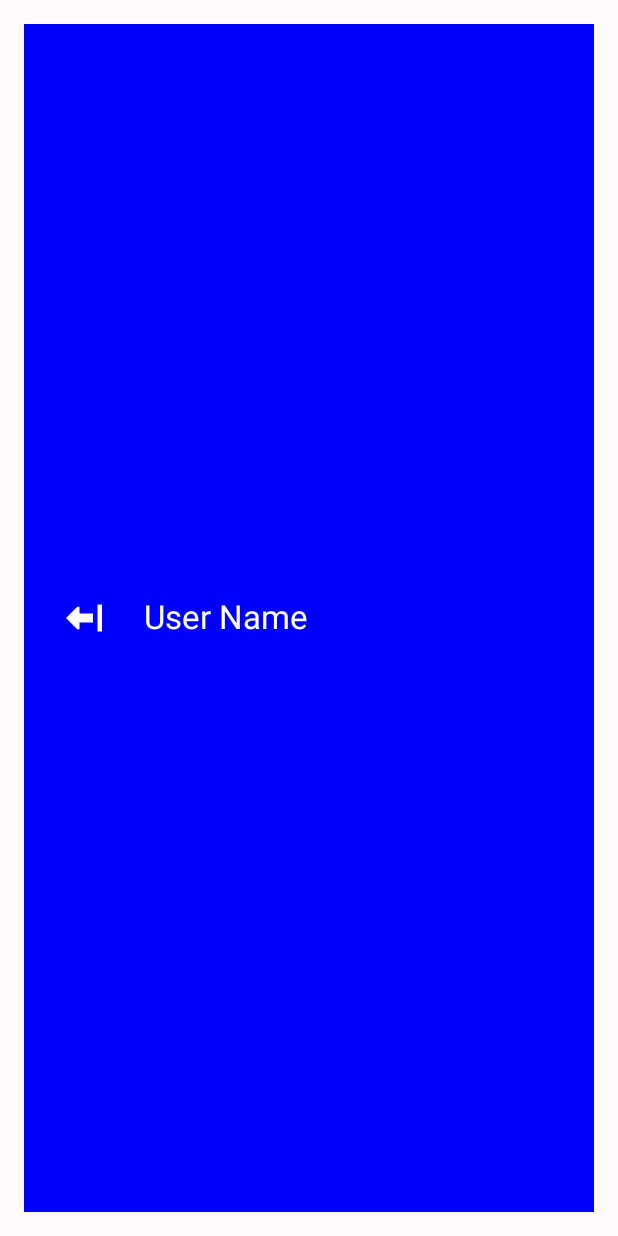
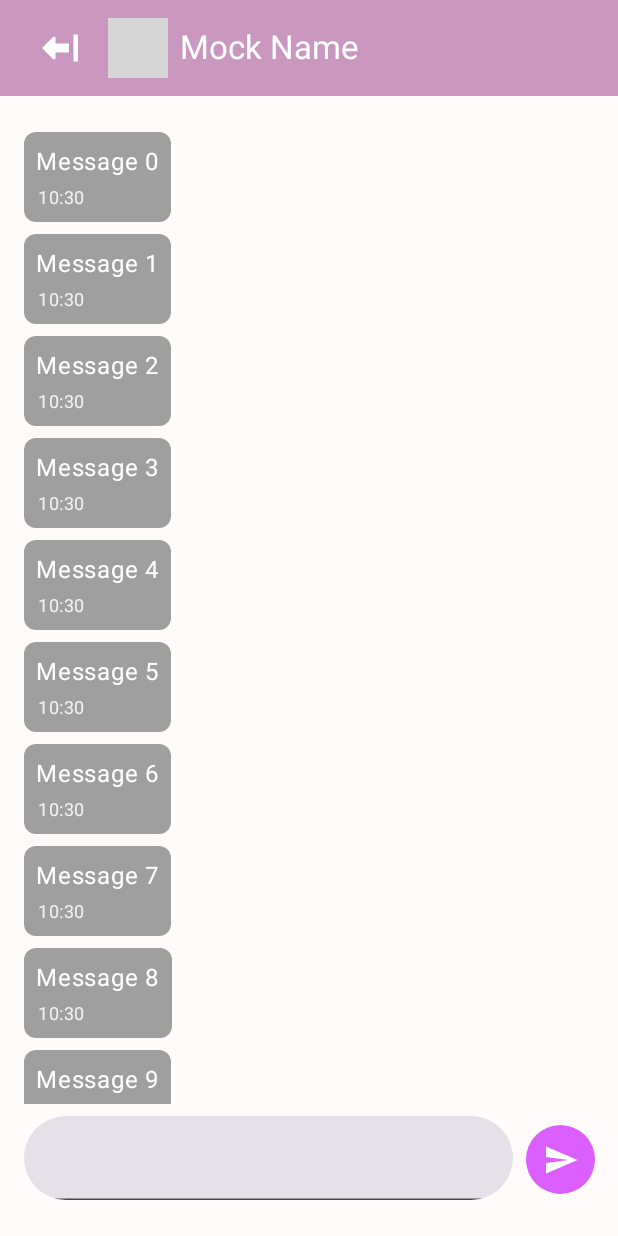
Before and after one commit to UniMatchApp/UniMatchApp, an Android app built with Jetpack Compose: the @Preview function PreviewChatDetailScreen, on a phone screen of 412 x 824 dp. Run offline under Robolectric (Android 15) with nearby library versions, the phone set to English and light mode, and no system bars; our stand-ins replace Room's generated code; pictures from the network do not load; grey boxes are pictures that could not be loaded.

Commit message:
MockProfileViewModel and chat topbar fix

```diff
--- a/app/build.gradle.kts
+++ b/app/build.gradle.kts
@@ -76,7 +76,7 @@ dependencies {
     implementation(libs.androidx.room.common)
     implementation(libs.volley)
     implementation(libs.protolite.well.known.types)
-
+    implementation("io.coil-kt:coil-compose:2.4.0")
     testImplementation(libs.junit)
     androidTestImplementation(libs.androidx.junit)
     androidTestImplementation(libs.androidx.espresso.core)
--- a/app/src/main/java/com/ulpgc/uniMatch/MainActivity.kt
+++ b/app/src/main/java/com/ulpgc/uniMatch/MainActivity.kt
@@ -15,11 +15,13 @@ import com.ulpgc.uniMatch.data.infrastructure.secure.SecureStorage
 import com.ulpgc.uniMatch.data.infrastructure.services.auth.ApiAuthService
 import com.ulpgc.uniMatch.data.infrastructure.services.auth.MockAuthService
 import com.ulpgc.uniMatch.data.infrastructure.services.chat.MockChatService
+import com.ulpgc.uniMatch.data.infrastructure.services.profile.MockProfileService
 import com.ulpgc.uniMatch.data.infrastructure.viewModels.AuthState
 import com.ulpgc.uniMatch.data.infrastructure.viewModels.AuthViewModel
 import com.ulpgc.uniMatch.data.infrastructure.viewModels.ChatViewModel
 import com.ulpgc.uniMatch.data.infrastructure.viewModels.ErrorState
 import com.ulpgc.uniMatch.data.infrastructure.viewModels.ErrorViewModel
+import com.ulpgc.uniMatch.data.infrastructure.viewModels.ProfileViewModel
 import com.ulpgc.uniMatch.ui.components.ErrorDialog
 import com.ulpgc.uniMatch.ui.screens.AuthScreen
 import com.ulpgc.uniMatch.ui.screens.CoreScreen
@@ -43,6 +45,8 @@ class MainActivity : ComponentActivity() {
         val authService = MockAuthService()
         val errorViewModel = ErrorViewModel()
         val authViewModel = AuthViewModel(authService, errorViewModel)
+        val profileService = MockProfileService()
+        val profileViewModel = ProfileViewModel(profileService, errorViewModel, authViewModel)
 
         val chatService = MockChatService()
         val chatViewModel = ChatViewModel(chatService, errorViewModel, authViewModel)
@@ -57,7 +61,7 @@ class MainActivity : ComponentActivity() {
 
                 // Decidir si mostrar AuthScreen o CoreScreen basado en el estado
                 when (authState) {
-                    is AuthState.Authenticated -> CoreScreen(authViewModel, chatViewModel)
+                    is AuthState.Authenticated -> CoreScreen(authViewModel, chatViewModel, profileViewModel)
                     is AuthState.Unauthenticated -> AuthScreen(authViewModel)
                 }
 
--- a/app/src/main/java/com/ulpgc/uniMatch/data/application/services/ChatService.kt
+++ b/app/src/main/java/com/ulpgc/uniMatch/data/application/services/ChatService.kt
@@ -2,9 +2,12 @@ package com.ulpgc.uniMatch.data.application.services
 
 import com.ulpgc.uniMatch.data.domain.models.ChatPreviewData
 import com.ulpgc.uniMatch.data.domain.models.Message
+import com.ulpgc.uniMatch.data.domain.models.Profile
 
 interface ChatService {
     suspend fun getChats(): Result<List<ChatPreviewData>>
 
     suspend fun getMessages(chatId: String): Result<List<Message>>
+
+    suspend fun getOtherUserByChatId(chatId: String): Result<Profile>
 }
--- a/app/src/main/java/com/ulpgc/uniMatch/data/application/services/ProfileService.kt
+++ b/app/src/main/java/com/ulpgc/uniMatch/data/application/services/ProfileService.kt
@@ -5,4 +5,5 @@ import com.ulpgc.uniMatch.data.domain.models.Profile
 interface ProfileService {
     suspend fun getProfile(userId: String): Result<Profile>
 
+
 }
--- a/app/src/main/java/com/ulpgc/uniMatch/data/infrastructure/mocks/ProfileMock.kt
+++ b/app/src/main/java/com/ulpgc/uniMatch/data/infrastructure/mocks/ProfileMock.kt
@@ -22,7 +22,7 @@ object ProfileMock {
             birthday = Date(),
             interests = listOf("mockInterest1", "mockInterest2"),
             wall = listOf("mockImage1", "mockImage2"),
-            preferredImage = "mockImage1",
+            preferredImage = "https://i.pinimg.com/736x/83/ca/48/83ca48f723206997ccc852915f3af4d2.jpg",
             maxDistance = 50,
             ageRange = 18 to 100,
             horoscope = Horoscope.ARIES,
@@ -40,4 +40,8 @@ object ProfileMock {
             fact = "Mock Fact"
         )
     }
+
+    fun getUserProfileByChatId(chatId: String): Profile {
+        return createMockProfile()
+    }
 }
--- a/app/src/main/java/com/ulpgc/uniMatch/data/infrastructure/services/chat/ApiChatService.kt
+++ b/app/src/main/java/com/ulpgc/uniMatch/data/infrastructure/services/chat/ApiChatService.kt
@@ -4,6 +4,7 @@ package com.ulpgc.uniMatch.data.infrastructure.services.chat
 import com.ulpgc.uniMatch.data.application.services.ChatService
 import com.ulpgc.uniMatch.data.domain.models.ChatPreviewData
 import com.ulpgc.uniMatch.data.domain.models.Message
+import com.ulpgc.uniMatch.data.domain.models.Profile
 import com.ulpgc.uniMatch.data.infrastructure.controllers.MessageController
 import com.ulpgc.uniMatch.data.infrastructure.entities.ChatDao
 import com.ulpgc.uniMatch.data.infrastructure.entities.ChatEntity
@@ -74,4 +75,8 @@ class ApiChatService(
     override suspend fun getMessages(chatId: String): Result<List<Message>> {
         TODO("Not yet implemented")
     }
+
+    override suspend fun getOtherUserByChatId(chatId: String): Result<Profile> {
+        TODO("Not yet implemented")
+    }
 }
--- a/app/src/main/java/com/ulpgc/uniMatch/data/infrastructure/services/chat/MockChatService.kt
+++ b/app/src/main/java/com/ulpgc/uniMatch/data/infrastructure/services/chat/MockChatService.kt
@@ -3,8 +3,10 @@ package com.ulpgc.uniMatch.data.infrastructure.services.chat
 import com.ulpgc.uniMatch.data.application.services.ChatService
 import com.ulpgc.uniMatch.data.domain.models.ChatPreviewData
 import com.ulpgc.uniMatch.data.domain.models.Message
+import com.ulpgc.uniMatch.data.domain.models.Profile
 import com.ulpgc.uniMatch.data.infrastructure.mocks.ChatPreviewDataMock
 import com.ulpgc.uniMatch.data.infrastructure.mocks.MessageMock
+import com.ulpgc.uniMatch.data.infrastructure.mocks.ProfileMock
 
 class MockChatService: ChatService {
     override suspend fun getChats(): Result<List<ChatPreviewData>> {
@@ -18,4 +20,10 @@ class MockChatService: ChatService {
             MessageMock.createMockMessages(10)
         )
     }
+
+    override suspend fun getOtherUserByChatId(chatId: String): Result<Profile> {
+        return Result.success(
+            ProfileMock.createMockProfile()
+        )
+    }
 }
--- /dev/null
+++ b/app/src/main/java/com/ulpgc/uniMatch/data/infrastructure/services/profile/MockProfileService.kt
@@ -0,0 +1,13 @@
+package com.ulpgc.uniMatch.data.infrastructure.services.profile
+
+import com.ulpgc.uniMatch.data.application.services.ProfileService
+import com.ulpgc.uniMatch.data.domain.models.Profile
+import com.ulpgc.uniMatch.data.infrastructure.mocks.ProfileMock
+
+class MockProfileService: ProfileService {
+    override suspend fun getProfile(userId: String): Result<Profile> {
+        return Result.success(
+            ProfileMock.createMockProfile()
+        )
+    }
+}
--- a/app/src/main/java/com/ulpgc/uniMatch/data/infrastructure/viewModels/ChatViewModel.kt
+++ b/app/src/main/java/com/ulpgc/uniMatch/data/infrastructure/viewModels/ChatViewModel.kt
@@ -7,6 +7,7 @@ import com.ulpgc.uniMatch.data.domain.models.ChatPreviewData
 import com.ulpgc.uniMatch.data.domain.models.Message
 import com.ulpgc.uniMatch.data.infrastructure.entities.MessageStatus
 import com.ulpgc.uniMatch.data.application.services.ChatService
+import com.ulpgc.uniMatch.data.domain.models.Profile
 import kotlinx.coroutines.flow.MutableStateFlow
 import kotlinx.coroutines.flow.StateFlow
 import kotlinx.coroutines.launch
@@ -26,6 +27,9 @@ open class ChatViewModel(
 
     private val _isLoading = MutableStateFlow(false)
     val isLoading: StateFlow<Boolean> get() = _isLoading
+
+    private val _otherUser = MutableStateFlow<Profile?>(null)
+    val otherUser: StateFlow<Profile?> get() = _otherUser
 
     fun loadChats() {
         Log.i("ChatViewModel", "Loading chats")
@@ -53,6 +57,15 @@ open class ChatViewModel(
             result.onSuccess { messages ->
                 _messages.value = messages
                 _isLoading.value = false
+                // Obtener el perfil del otro usuario y manejar el Result
+                val otherUserResult = chatService.getOtherUserByChatId(chatId)
+                otherUserResult.onSuccess { profile ->
+                    _otherUser.value = profile
+                }.onFailure { error ->
+                    errorViewModel.showError(
+                        error.message ?: "Error loading other user profile"
+                    )
+                }
             }.onFailure { error ->
                 errorViewModel.showError(
                     error.message ?: "Error loading messages"
--- /dev/null
+++ b/app/src/main/java/com/ulpgc/uniMatch/data/infrastructure/viewModels/ProfileViewModel.kt
@@ -0,0 +1,42 @@
+package com.ulpgc.uniMatch.data.infrastructure.viewModels
+import android.util.Log
+import androidx.lifecycle.ViewModel
+import androidx.lifecycle.viewModelScope
+import com.ulpgc.uniMatch.data.domain.models.ChatPreviewData
+import com.ulpgc.uniMatch.data.domain.models.Message
+import com.ulpgc.uniMatch.data.infrastructure.entities.MessageStatus
+import com.ulpgc.uniMatch.data.application.services.ChatService
+import com.ulpgc.uniMatch.data.application.services.ProfileService
+import com.ulpgc.uniMatch.data.domain.models.Profile
+import kotlinx.coroutines.flow.MutableStateFlow
+import kotlinx.coroutines.flow.StateFlow
+import kotlinx.coroutines.launch
+
+open class ProfileViewModel(
+    private val profileService: ProfileService,
+    private val errorViewModel: ErrorViewModel,
+    private val authViewModel: AuthViewModel
+) : ViewModel() {
+
+    private val _profileData = MutableStateFlow<Profile?>(null)
+    val profileData: StateFlow<Profile?> get() = _profileData
+
+    private val _isLoading = MutableStateFlow(false)
+    val isLoading: StateFlow<Boolean> get() = _isLoading
+
+    fun loadProfile() {
+        viewModelScope.launch {
+            _isLoading.value = true
+            val result = profileService.getProfile(authViewModel.userId!!)
+            result.onSuccess { profileData ->
+                _profileData.value = profileData
+                _isLoading.value = false
+            }.onFailure { error ->
+                errorViewModel.showError(
+                    error.message ?: "Error loading profile"
+                )
+                _isLoading.value = false
+            }
+        }
+    }
+}
--- a/app/src/main/java/com/ulpgc/uniMatch/ui/screens/core/chat/ChatListScreen.kt
+++ b/app/src/main/java/com/ulpgc/uniMatch/ui/screens/core/chat/ChatListScreen.kt
@@ -1,14 +1,11 @@
 package com.ulpgc.uniMatch.ui.screens.core.chat
-
 
 import androidx.compose.foundation.layout.Arrangement
 import androidx.compose.foundation.layout.Column
 import androidx.compose.foundation.layout.PaddingValues
 import androidx.compose.foundation.layout.Row
 import androidx.compose.foundation.layout.Spacer
-import androidx.compose.foundation.layout.fillMaxHeight
 import androidx.compose.foundation.layout.fillMaxSize
-import androidx.compose.foundation.layout.fillMaxWidth
 import androidx.compose.foundation.layout.height
 import androidx.compose.foundation.layout.padding
 import androidx.compose.foundation.layout.size
@@ -20,14 +17,9 @@ import androidx.compose.material.icons.Icons
 import androidx.compose.material.icons.automirrored.filled.Send
 import androidx.compose.material3.Button
 import androidx.compose.material3.CircularProgressIndicator
-import androidx.compose.material3.ExperimentalMaterial3Api
 import androidx.compose.material3.Icon
-import androidx.compose.material3.IconButton
 import androidx.compose.material3.MaterialTheme
-import androidx.compose.material3.Text
 import androidx.compose.material3.TextField
-import androidx.compose.material3.TopAppBar
-import androidx.compose.material3.TopAppBarDefaults
 import androidx.compose.runtime.Composable
 import androidx.compose.runtime.LaunchedEffect
 import androidx.compose.runtime.collectAsState
@@ -38,28 +30,28 @@ import androidx.compose.runtime.setValue
 import androidx.compose.ui.Alignment
 import androidx.compose.ui.Modifier
 import androidx.compose.ui.draw.clip
-import androidx.compose.ui.graphics.Color
 import androidx.compose.ui.platform.LocalContext
-import androidx.compose.ui.res.painterResource
 import androidx.compose.ui.tooling.preview.Preview
 import androidx.compose.ui.unit.dp
 import androidx.navigation.NavController
-import com.ulpgc.uniMatch.R
 import com.ulpgc.uniMatch.data.infrastructure.services.auth.MockAuthService
 import com.ulpgc.uniMatch.data.infrastructure.services.chat.MockChatService
+import com.ulpgc.uniMatch.data.infrastructure.services.profile.MockProfileService
 import com.ulpgc.uniMatch.data.infrastructure.viewModels.AuthViewModel
 import com.ulpgc.uniMatch.data.infrastructure.viewModels.ChatViewModel
 import com.ulpgc.uniMatch.data.infrastructure.viewModels.ErrorViewModel
+import com.ulpgc.uniMatch.data.infrastructure.viewModels.ProfileViewModel
 import com.ulpgc.uniMatch.ui.components.chats.MessageBubble
 import com.ulpgc.uniMatch.ui.theme.UniMatchTheme
-
+import com.ulpgc.uniMatch.ui.screens.core.topBars.MessageTopBar
 
 @Composable
 fun ChatDetailScreen(
     chatId: String,
     chatViewModel: ChatViewModel,
     authViewModel: AuthViewModel,
-    navController: NavController
+    navController: NavController,
+    profileViewModel: ProfileViewModel
 ) {
     // Cargar los mensajes del chat cuando la pantalla se inicia
     LaunchedEffect(chatId) {
@@ -68,25 +60,30 @@ fun ChatDetailScreen(
 
     val messages by chatViewModel.messages.collectAsState()
     val isLoading by chatViewModel.isLoading.collectAsState()
+    val recipientProfile by chatViewModel.otherUser.collectAsState()
 
+    Column(
+        modifier = Modifier.fillMaxSize()
+    ) {
+        // Top Bar con la foto del usuario, nombre y flecha de retroceso
+        MessageTopBar(
+            userName = recipientProfile?.name ?: "User",
+            onBackPressed = { navController.popBackStack() },
+            userImage = recipientProfile?.preferredImage ?: "R.drawable.ic_profile"
+        )
+
+        Spacer(modifier = Modifier.height(8.dp))  // Espaciado entre el TopBar y el contenido de los mensajes
+
+        // Contenedor para mensajes y input con padding de 16
         Column(
             modifier = Modifier
                 .fillMaxSize()
                 .padding(16.dp)
         ) {
-        // Top Bar con la foto del usuario, nombre y flecha de retroceso
-        TopBar(
-            userName = "User Name",
-            onBackPressed = { navController.popBackStack() },
-            userImage = 4
-        )
-
-        Spacer(modifier = Modifier.height(16.dp))
-
             if (isLoading) {
                 CircularProgressIndicator()
             } else {
-            // Mostrar los mensajes
+                // Mostrar los mensajes en una LazyColumn
                 LazyColumn(
                     modifier = Modifier.weight(1f)
                 ) {
@@ -104,52 +101,6 @@ fun ChatDetailScreen(
             }
         }
     }
-
-@OptIn(ExperimentalMaterial3Api::class)
-@Composable
-fun TopBar(userName: String, onBackPressed: () -> Unit, userImage: Int) {
-    TopAppBar(
-        title = {
-            Row(
-                verticalAlignment = Alignment.CenterVertically,
-                modifier = Modifier
-                    .fillMaxHeight()
-            ) {
-                // Icono de retroceso
-                IconButton(onClick = onBackPressed) {
-                    Icon(
-                        painter = painterResource(id = R.drawable.ic_arrow_back), // Reemplaza con tu icono de flecha
-                        contentDescription = "Back",
-                        modifier = Modifier.size(24.dp),
-                        tint = Color.White
-                    )
-                }
-
-                Spacer(modifier = Modifier.width(8.dp))
-
-                // Imagen del usuario (comentada)
-                // Image(
-                //    painter = painterResource(id = userImage),
-                //    contentDescription = "User profile picture",
-                //    modifier = Modifier
-                //        .size(40.dp)
-                //        .clip(CircleShape) // Hacer que la imagen sea redonda
-                // )
-
-                Spacer(modifier = Modifier.width(8.dp))
-
-                Text(
-                    text = userName,
-                    color = Color.White
-                )
-            }
-        },
-        modifier = Modifier
-            .fillMaxWidth(),
-        colors = TopAppBarDefaults.topAppBarColors(
-            containerColor = Color.Blue
-        )
-    )
 }
 
 @Composable
@@ -163,7 +114,7 @@ private fun MessageInput(
         horizontalArrangement = Arrangement.SpaceBetween,
         verticalAlignment = Alignment.CenterVertically,
         modifier = Modifier
-            .padding(vertical = 8.dp, horizontal = 0.dp)
+            .padding(vertical = 8.dp)
             .height(56.dp)
     ) {
         TextField(
@@ -171,7 +122,6 @@ private fun MessageInput(
             onValueChange = { newMessage = it },
             modifier = Modifier
                 .weight(1f)
-                .padding(0.dp)
                 .clip(CircleShape),
             shape = MaterialTheme.shapes.medium,
             textStyle = MaterialTheme.typography.bodyLarge,
@@ -199,6 +149,7 @@ private fun MessageInput(
 }
 
 
+
 @Preview(showBackground = true)
 @Composable
 fun PreviewChatDetailScreen() {
@@ -219,6 +170,14 @@ fun PreviewChatDetailScreen() {
             ),
             navController = NavController(
                 context = LocalContext.current
+            ),
+            profileViewModel = ProfileViewModel(
+                profileService = MockProfileService(),
+                errorViewModel = ErrorViewModel(),
+                authViewModel = AuthViewModel(
+                    authService = MockAuthService(),
+                    errorViewModel = ErrorViewModel()
+                )
             )
         )
     }
--- /dev/null
+++ b/app/src/main/java/com/ulpgc/uniMatch/ui/screens/core/topBars/ChatTopBar.kt
@@ -0,0 +1,79 @@
+package com.ulpgc.uniMatch.ui.screens.core.topBars
+
+import androidx.compose.foundation.Image
+import androidx.compose.foundation.layout.Row
+import androidx.compose.foundation.layout.Spacer
+import androidx.compose.foundation.layout.fillMaxWidth
+import androidx.compose.foundation.layout.size
+import androidx.compose.foundation.layout.width
+import androidx.compose.foundation.shape.CircleShape
+import androidx.compose.material3.ExperimentalMaterial3Api
+import androidx.compose.material3.Icon
+import androidx.compose.material3.IconButton
+import androidx.compose.material3.Text
+import androidx.compose.material3.TopAppBar
+import androidx.compose.material3.TopAppBarDefaults
+import androidx.compose.runtime.Composable
+import androidx.compose.ui.Alignment
+import androidx.compose.ui.Modifier
+import androidx.compose.ui.draw.clip
+import androidx.compose.ui.graphics.Color
+import androidx.compose.ui.layout.ContentScale
+import androidx.compose.ui.platform.LocalContext
+import androidx.compose.ui.res.painterResource
+import androidx.compose.ui.unit.dp
+import coil.compose.rememberAsyncImagePainter
+import coil.request.ImageRequest
+import com.ulpgc.uniMatch.R
+import com.ulpgc.uniMatch.ui.theme.MainColor
+
+@OptIn(ExperimentalMaterial3Api::class)
+@Composable
+fun MessageTopBar(userName: String, onBackPressed: () -> Unit, userImage: String) {
+    TopAppBar(
+        title = {
+            Row(
+                verticalAlignment = Alignment.CenterVertically,
+                modifier = Modifier.fillMaxWidth()
+            ) {
+                // Icono de retroceso
+                IconButton(onClick = onBackPressed) {
+                    Icon(
+                        painter = painterResource(id = R.drawable.ic_arrow_back),
+                        contentDescription = "Back",
+                        modifier = Modifier.size(24.dp),
+                        tint = Color.White
+                    )
+                }
+
+                Spacer(modifier = Modifier.width(8.dp))
+
+                val painter = rememberAsyncImagePainter(
+                    model = ImageRequest.Builder(LocalContext.current)
+                        .data(userImage)
+                        .build()
+                )
+
+                Image(
+                    painter = painter,
+                    contentDescription = "User profile image",
+                    modifier = Modifier
+                        .size(40.dp)
+                        .clip(CircleShape),
+                    contentScale = ContentScale.Crop
+                )
+
+                Spacer(modifier = Modifier.width(8.dp))
+
+                Text(
+                    text = userName,
+                    color = Color.White
+                )
+            }
+        },
+        modifier = Modifier.fillMaxWidth(),
+        colors = TopAppBarDefaults.topAppBarColors(
+            containerColor = MainColor,
+        )
+    )
+}
--- a/app/src/main/java/com/ulpgc/uniMatch/ui/screens/core/topBars/ProfileTopBar.kt
+++ b/app/src/main/java/com/ulpgc/uniMatch/ui/screens/core/topBars/ProfileTopBar.kt
@@ -8,6 +8,7 @@ import androidx.compose.foundation.layout.size
 import androidx.compose.material3.ExperimentalMaterial3Api
 import androidx.compose.material3.Text
 import androidx.compose.material3.TopAppBar
+import androidx.compose.material3.TopAppBarDefaults
 import androidx.compose.runtime.Composable
 import androidx.compose.ui.Alignment
 import androidx.compose.ui.Modifier
@@ -42,6 +43,9 @@ fun ProfileTopBar() {
                 )
             }
         },
-        modifier = Modifier.fillMaxWidth()
+        modifier = Modifier.fillMaxWidth(),
+        colors = TopAppBarDefaults.topAppBarColors(
+            containerColor = MainColor,
+        )
     )
 }
--- a/app/src/main/java/com/ulpgc/uniMatch/ui/theme/Color.kt
+++ b/app/src/main/java/com/ulpgc/uniMatch/ui/theme/Color.kt
@@ -1,5 +1,4 @@
 package com.ulpgc.uniMatch.ui.theme
-
 import androidx.compose.ui.graphics.Color
 
 val Purple80 = Color(0xFFD0BCFF)
```
Also changed, not shown: app/src/main/java/com/ulpgc/uniMatch/ui/screens/CoreScreen.kt (+13 -6 lines). Lines whose indentation alone changed are shown as unchanged.
